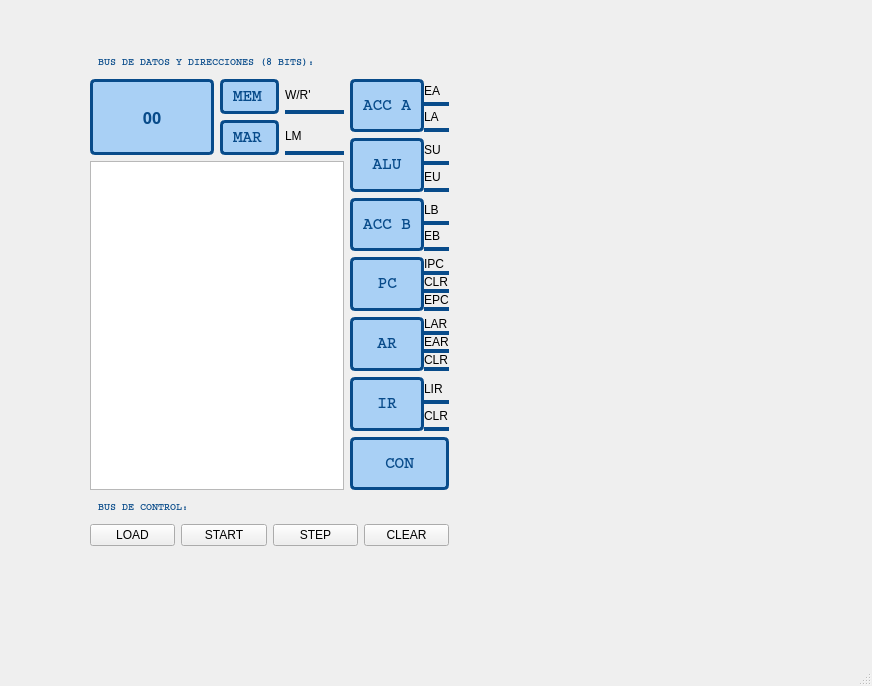
Old version of the form uamicro1/ui/ventana.ui in the repository AdrianoSayeg/Uamicro.
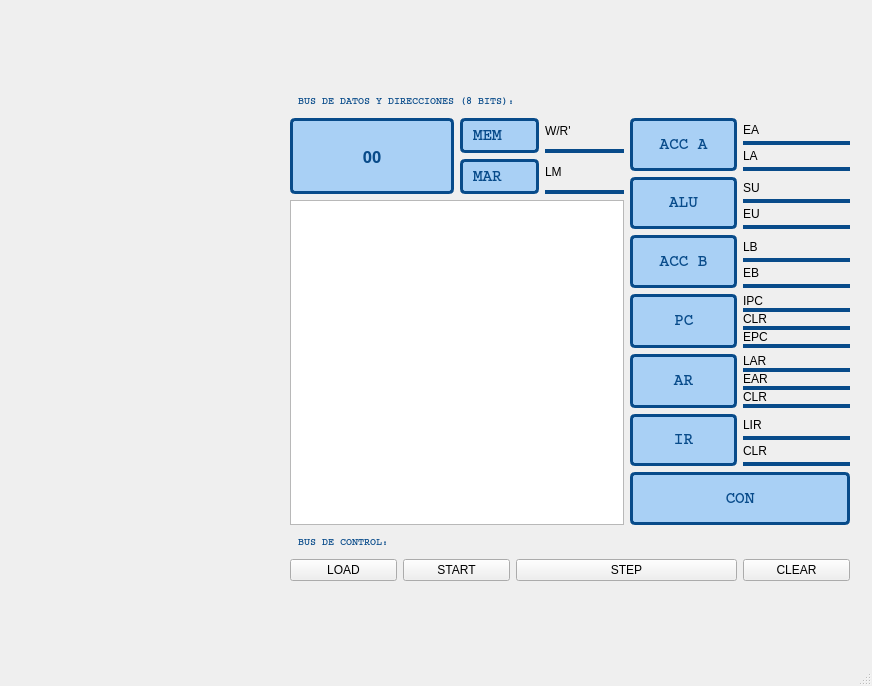
New version of the form.

The edit to the form file:
```diff
--- a/uamicro1/ui/ventana.ui
+++ b/uamicro1/ui/ventana.ui
@@ -14,32 +14,18 @@
    <string>MainWindow</string>
   </property>
   <widget class="QWidget" name="centralwidget">
-   <widget class="QWidget" name="layoutWidget">
+   <widget class="QWidget" name="">
     <property name="geometry">
      <rect>
-      <x>90</x>
-      <y>51</y>
-      <width>359</width>
-      <height>495</height>
+      <x>290</x>
+      <y>90</y>
+      <width>560</width>
+      <height>491</height>
      </rect>
     </property>
-    <layout class="QVBoxLayout" name="verticalLayout_14">
-     <item>
-      <widget class="QLabel" name="label_bus_datos">
-       <property name="styleSheet">
-        <string notr="true">color: #084B8A; font-family: Courier;  font-weight: bold; font-size: 10px; padding: 5px;</string>
-       </property>
-       <property name="text">
-        <string>BUS DE DATOS Y DIRECCIONES (8 BITS):</string>
-       </property>
-      </widget>
-     </item>
-     <item>
-      <layout class="QHBoxLayout" name="horizontalLayout_10">
-       <item>
-        <layout class="QVBoxLayout" name="verticalLayout_17">
-         <item>
-          <layout class="QHBoxLayout" name="horizontalLayout_9">
+    <layout class="QGridLayout" name="gridLayout">
+     <item row="1" column="0" colspan="3">
+      <layout class="QHBoxLayout" name="horizontalLayout_3">
            <item>
             <widget class="QLabel" name="label_OUT">
              <property name="styleSheet">
@@ -54,9 +40,9 @@
             </widget>
            </item>
            <item>
-            <layout class="QVBoxLayout" name="verticalLayout_12">
+        <layout class="QVBoxLayout" name="verticalLayout_3">
              <item>
-              <layout class="QHBoxLayout" name="horizontalLayout_7">
+          <layout class="QHBoxLayout" name="horizontalLayout_2">
                <item>
                 <widget class="QLabel" name="label_MEM">
                  <property name="styleSheet">
@@ -68,10 +54,7 @@
                 </widget>
                </item>
                <item>
-                <layout class="QVBoxLayout" name="verticalLayout_5">
-                 <property name="spacing">
-                  <number>0</number>
-                 </property>
+            <layout class="QVBoxLayout" name="verticalLayout">
                  <item>
                   <widget class="QLabel" name="label_20">
                    <property name="text">
@@ -100,7 +83,7 @@
               </layout>
              </item>
              <item>
-              <layout class="QHBoxLayout" name="horizontalLayout_8">
+          <layout class="QHBoxLayout" name="horizontalLayout">
                <item>
                 <widget class="QLabel" name="label_MAR">
                  <property name="styleSheet">
@@ -112,10 +95,7 @@
                 </widget>
                </item>
                <item>
-                <layout class="QVBoxLayout" name="verticalLayout_11">
-                 <property name="spacing">
-                  <number>0</number>
-                 </property>
+            <layout class="QVBoxLayout" name="verticalLayout_2">
                  <item>
                   <widget class="QLabel" name="label_24">
                    <property name="text">
@@ -147,18 +127,10 @@
            </item>
           </layout>
          </item>
+     <item row="1" column="3" rowspan="2" colspan="2">
+      <layout class="QVBoxLayout" name="verticalLayout_10">
          <item>
-          <widget class="QTableWidget" name="tabla_memoria"/>
-         </item>
-        </layout>
-       </item>
-       <item>
-        <layout class="QVBoxLayout" name="verticalLayout">
-         <item>
-          <layout class="QHBoxLayout" name="horizontalLayout">
-           <property name="spacing">
-            <number>0</number>
-           </property>
+        <layout class="QHBoxLayout" name="horizontalLayout_4">
            <item>
             <widget class="QLabel" name="label_A">
              <property name="minimumSize">
@@ -188,7 +160,7 @@
             </widget>
            </item>
            <item>
-            <layout class="QVBoxLayout" name="verticalLayout_2">
+          <layout class="QVBoxLayout" name="verticalLayout_4">
              <property name="spacing">
               <number>0</number>
              </property>
@@ -243,10 +215,7 @@
           </layout>
          </item>
          <item>
-          <layout class="QHBoxLayout" name="horizontalLayout_2">
-           <property name="spacing">
-            <number>0</number>
-           </property>
+        <layout class="QHBoxLayout" name="horizontalLayout_5">
            <item>
             <widget class="QLabel" name="label_ALU">
              <property name="minimumSize">
@@ -276,7 +245,7 @@
             </widget>
            </item>
            <item>
-            <layout class="QVBoxLayout" name="verticalLayout_3">
+          <layout class="QVBoxLayout" name="verticalLayout_5">
              <property name="spacing">
               <number>0</number>
              </property>
@@ -331,10 +300,7 @@
           </layout>
          </item>
          <item>
-          <layout class="QHBoxLayout" name="horizontalLayout_3">
-           <property name="spacing">
-            <number>0</number>
-           </property>
+        <layout class="QHBoxLayout" name="horizontalLayout_6">
            <item>
             <widget class="QLabel" name="label_B">
              <property name="minimumSize">
@@ -364,7 +330,7 @@
             </widget>
            </item>
            <item>
-            <layout class="QVBoxLayout" name="verticalLayout_4">
+          <layout class="QVBoxLayout" name="verticalLayout_6">
              <property name="spacing">
               <number>0</number>
              </property>
@@ -419,10 +385,7 @@
           </layout>
          </item>
          <item>
-          <layout class="QHBoxLayout" name="horizontalLayout_4">
-           <property name="spacing">
-            <number>0</number>
-           </property>
+        <layout class="QHBoxLayout" name="horizontalLayout_7">
            <item>
             <widget class="QLabel" name="label_PC">
              <property name="minimumSize">
@@ -530,10 +493,7 @@
           </layout>
          </item>
          <item>
-          <layout class="QHBoxLayout" name="horizontalLayout_5">
-           <property name="spacing">
-            <number>0</number>
-           </property>
+        <layout class="QHBoxLayout" name="horizontalLayout_8">
            <item>
             <widget class="QLabel" name="label_AR">
              <property name="minimumSize">
@@ -641,10 +601,7 @@
           </layout>
          </item>
          <item>
-          <layout class="QHBoxLayout" name="horizontalLayout_6">
-           <property name="spacing">
-            <number>0</number>
-           </property>
+        <layout class="QHBoxLayout" name="horizontalLayout_9">
            <item>
             <widget class="QLabel" name="label_IR">
              <property name="minimumSize">
@@ -758,9 +715,14 @@
          </item>
         </layout>
        </item>
-      </layout>
+     <item row="2" column="0" colspan="3">
+      <widget class="QTableWidget" name="tabla_memoria">
+       <attribute name="horizontalHeaderStretchLastSection">
+        <bool>true</bool>
+       </attribute>
+      </widget>
      </item>
-     <item>
+     <item row="3" column="0" colspan="2">
       <widget class="QLabel" name="label_bus_control">
        <property name="styleSheet">
         <string notr="true">color: #084B8A; font-family: Courier;  font-weight: bold; font-size: 10px; padding: 5px;</string>
@@ -770,37 +732,43 @@
        </property>
       </widget>
      </item>
-     <item>
-      <layout class="QHBoxLayout" name="horizontalLayout_14">
-       <item>
+     <item row="4" column="0">
         <widget class="QPushButton" name="btn_load">
          <property name="text">
           <string>LOAD</string>
          </property>
         </widget>
        </item>
-       <item>
+     <item row="4" column="1">
         <widget class="QPushButton" name="btn_start">
          <property name="text">
           <string>START</string>
          </property>
         </widget>
        </item>
-       <item>
+     <item row="4" column="2" colspan="2">
         <widget class="QPushButton" name="btn_paso">
          <property name="text">
           <string>STEP</string>
          </property>
         </widget>
        </item>
-       <item>
+     <item row="4" column="4">
         <widget class="QPushButton" name="btn_clear">
          <property name="text">
           <string>CLEAR</string>
          </property>
         </widget>
        </item>
-      </layout>
+     <item row="0" column="0" colspan="4">
+      <widget class="QLabel" name="label_bus_datos">
+       <property name="styleSheet">
+        <string notr="true">color: #084B8A; font-family: Courier;  font-weight: bold; font-size: 10px; padding: 5px;</string>
+       </property>
+       <property name="text">
+        <string>BUS DE DATOS Y DIRECCIONES (8 BITS):</string>
+       </property>
+      </widget>
      </item>
     </layout>
    </widget>
```
Lines whose indentation alone changed are shown as unchanged.
